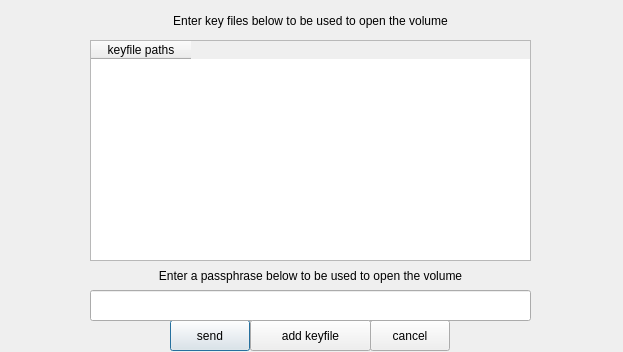
This is zuluCrypt-gui/tcrypt.ui in mhogomchungu/zuluCrypt as Qt 5 draws it before an edit. The edited form follows.
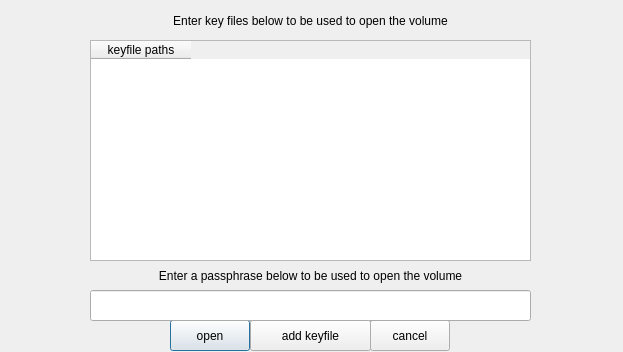
This is the edited form.

```diff
--- a/zuluCrypt-gui/tcrypt.ui
+++ b/zuluCrypt-gui/tcrypt.ui
@@ -26,7 +26,7 @@
     </rect>
    </property>
    <property name="text">
-    <string>send</string>
+    <string>open</string>
    </property>
   </widget>
   <widget class="QPushButton" name="pbCancel">
```
